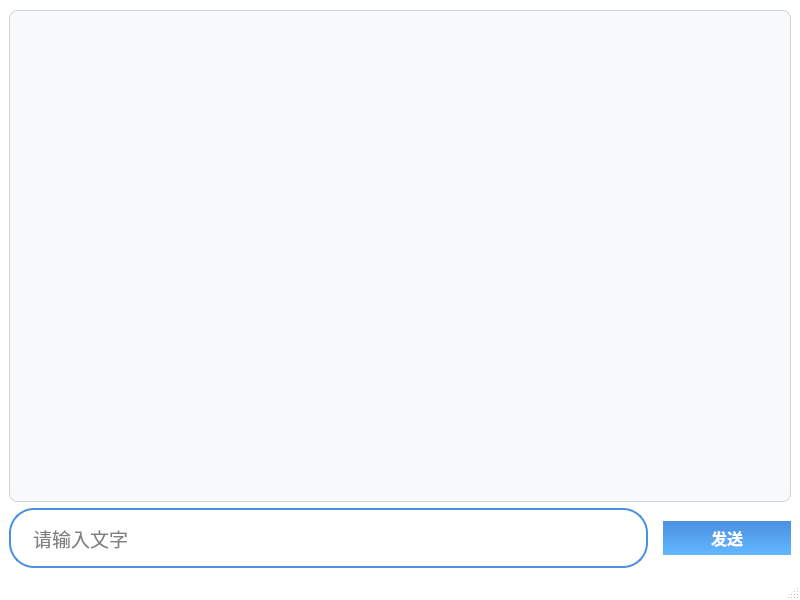
First picture: the form in mainwindow.ui, repository ETN-xun/Personalized-AI, before the edit.
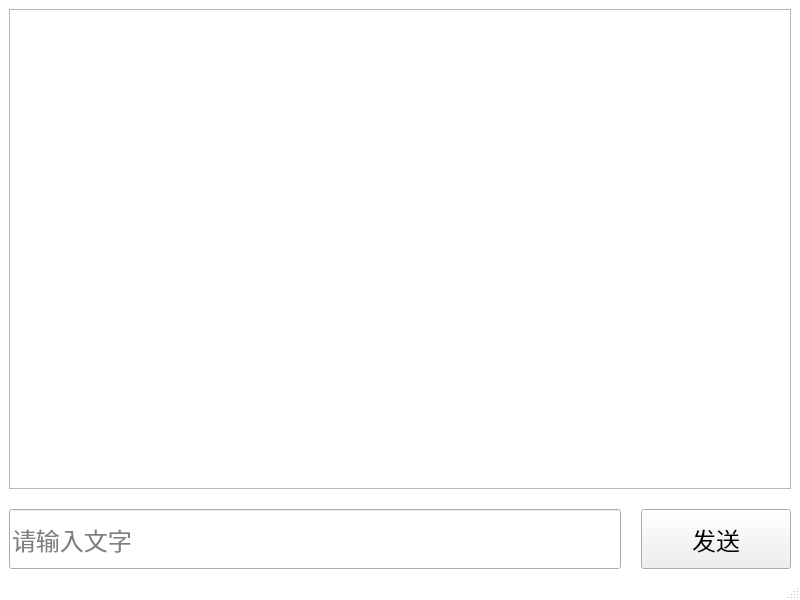
Second picture: the form after the edit.

Commit message: ui自由放大缩小

Patch:
```diff
--- a/mainwindow.ui
+++ b/mainwindow.ui
@@ -15,61 +15,14 @@
   </property>
   <property name="styleSheet">
    <string notr="true">
-    /* 窗口背景为白色 */
-    QMainWindow {
-        background-color: white;
-    }
-
-    /* 聊天记录区域样式 */
-    QTextEdit#textEditChat {
-        background: #F8F9FA;
-        border: 1px solid #CED4DA;
-        border-radius: 8px;
-        padding: 12px;
-        font: 14px "Segoe UI";
-        box-shadow: 0 2px 8px rgba(0,0,0,0.1);
-    }
-
-    /* 输入框样式 */
-    QLineEdit#lineEditInput {
-        border: 2px solid #4A90E2;
-        border-radius: 25px;
-        padding: 0 20px;
-        background: #FFFFFF;
-        selection-background-color: #4A90E2;
-        transition: border-color 0.3s ease;
-    }
-    QLineEdit:focus#lineEditInput {
-        border-color: #63B8FF;
-    }
-
-    /* 发送按钮样式 */
-    QPushButton#pushButtonSend {
-        background: qlineargradient(x1:0, y1:0, x2:0, y2:1, stop:0 #4A90E2, stop:1 #63B8FF);
-        color: white;
-        border-radius: 25px;
-        font: bold 16px;
-        padding: 5px;
-        box-shadow: 0 4px 6px rgba(74,144,226,0.2);
-        transition: all 0.3s ease;
-    }
-    QPushButton#pushButtonSend:hover {
-        background: qlineargradient(x1:0, y1:0, x2:0, y2:1, stop:0 #63B8FF, stop:1 #7EC0EE);
-        transform: translateY(-2px);
-    }
-    QPushButton#pushButtonSend:pressed {
-        background: qlineargradient(x1:0, y1:0, x2:0, y2:1, stop:0 #3A7BFF, stop:1 #4A90E2);
-        transform: translateY(1px);
-    }
+    /* 完全移除强制性样式 */
+    QMainWindow { background-color: white; }
    </string>
   </property>
   <widget class="QWidget" name="centralwidget">
-   <layout class="QVBoxLayout" name="verticalLayout" stretch="5,1">
-    <property name="topMargin">
-     <number>10</number>
-    </property>
-    <property name="bottomMargin">
-     <number>10</number>
+   <layout class="QVBoxLayout" name="verticalLayout">
+    <property name="spacing">
+     <number>20</number>
     </property>
     <item>
      <widget class="QTextEdit" name="textEditChat">
@@ -79,24 +32,29 @@
       <property name="readOnly">
        <bool>true</bool>
       </property>
+      <property name="font">
+       <font>
+        <pointsize>24</pointsize> <!-- 直接设置字体大小 -->
+       </font>
+      </property>
      </widget>
     </item>
     <item>
-     <layout class="QHBoxLayout" name="horizontalLayout" stretch="5,1">
+     <layout class="QHBoxLayout" name="horizontalLayout">
       <property name="spacing">
-       <number>15</number>
+       <number>20</number>
       </property>
       <item>
        <widget class="QLineEdit" name="lineEditInput">
         <property name="minimumSize">
          <size>
-          <width>300</width>
+          <width>400</width>
           <height>60</height>
          </size>
         </property>
         <property name="font">
          <font>
-          <pointsize>14</pointsize>
+          <pointsize>18</pointsize> <!-- 更大的输入框字体 -->
          </font>
         </property>
         <property name="placeholderText">
@@ -108,12 +66,18 @@
        <widget class="QPushButton" name="pushButtonSend">
         <property name="font">
          <font>
-          <pointsize>14</pointsize>
+          <pointsize>18</pointsize> <!-- 发送按钮字体更大 -->
          </font>
         </property>
         <property name="text">
          <string>发送</string>
         </property>
+        <property name="minimumSize">
+         <size>
+          <width>150</width>
+          <height>60</height>
+         </size>
+        </property>
        </widget>
       </item>
      </layout>
```
Left out of the diff: 1 changed line with no effect on the pictures. The commit also changes 2 other files.
